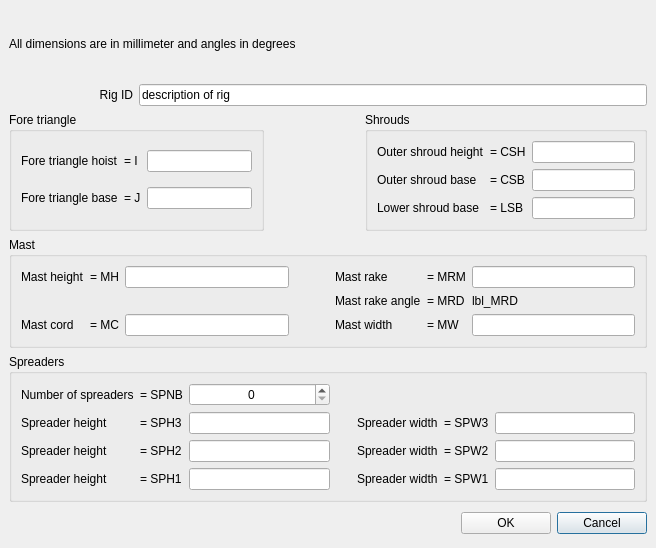
Old version of the form src/formrigdefbase.ui in the repository sailcut/sailcut.
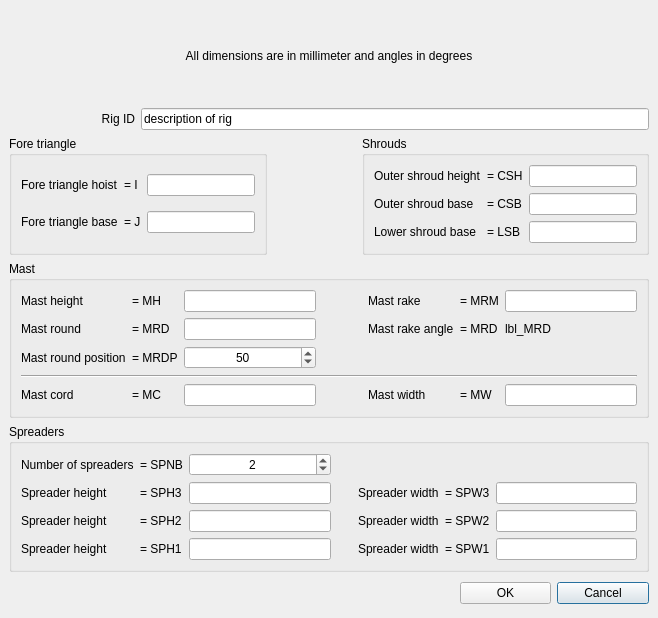
New version of the form.

Commit message: added mast round

```diff
--- a/src/formrigdefbase.ui
+++ b/src/formrigdefbase.ui
@@ -5,8 +5,8 @@
    <rect>
     <x>0</x>
     <y>0</y>
-    <width>656</width>
-    <height>548</height>
+    <width>658</width>
+    <height>618</height>
    </rect>
   </property>
   <property name="windowTitle" >
@@ -55,6 +55,9 @@
      <property name="text" >
       <string>All dimensions are in millimeter and angles in degrees</string>
      </property>
+     <property name="alignment" >
+      <set>Qt::AlignCenter</set>
+     </property>
     </widget>
    </item>
    <item row="2" column="2" >
@@ -73,6 +76,222 @@
      </property>
     </spacer>
    </item>
+   <item row="2" column="3" colspan="3" >
+    <widget class="QGroupBox" name="groupBox_3" >
+     <property name="title" >
+      <string>Shrouds</string>
+     </property>
+     <layout class="QGridLayout" >
+      <property name="margin" >
+       <number>9</number>
+      </property>
+      <property name="spacing" >
+       <number>6</number>
+      </property>
+      <item row="1" column="2" >
+       <widget class="QLineEdit" name="txt_CSB" >
+        <property name="minimumSize" >
+         <size>
+          <width>70</width>
+          <height>0</height>
+         </size>
+        </property>
+        <property name="alignment" >
+         <set>Qt::AlignHCenter</set>
+        </property>
+       </widget>
+      </item>
+      <item row="0" column="2" >
+       <widget class="QLineEdit" name="txt_CSH" >
+        <property name="sizePolicy" >
+         <sizepolicy>
+          <hsizetype>3</hsizetype>
+          <vsizetype>0</vsizetype>
+          <horstretch>0</horstretch>
+          <verstretch>0</verstretch>
+         </sizepolicy>
+        </property>
+        <property name="minimumSize" >
+         <size>
+          <width>70</width>
+          <height>0</height>
+         </size>
+        </property>
+        <property name="alignment" >
+         <set>Qt::AlignHCenter</set>
+        </property>
+       </widget>
+      </item>
+      <item row="2" column="2" >
+       <widget class="QLineEdit" name="txt_LSB" >
+        <property name="minimumSize" >
+         <size>
+          <width>70</width>
+          <height>0</height>
+         </size>
+        </property>
+        <property name="alignment" >
+         <set>Qt::AlignHCenter</set>
+        </property>
+       </widget>
+      </item>
+      <item row="0" column="0" >
+       <widget class="QLabel" name="lbl_CapShroudHeight" >
+        <property name="text" >
+         <string>Outer shroud height</string>
+        </property>
+       </widget>
+      </item>
+      <item row="0" column="1" >
+       <widget class="QLabel" name="lbl_CSH" >
+        <property name="text" >
+         <string>= CSH</string>
+        </property>
+       </widget>
+      </item>
+      <item row="1" column="1" >
+       <widget class="QLabel" name="lbl_CSB" >
+        <property name="text" >
+         <string>= CSB</string>
+        </property>
+       </widget>
+      </item>
+      <item row="1" column="0" >
+       <widget class="QLabel" name="lbl_CapShroudBase" >
+        <property name="text" >
+         <string>Outer shroud base</string>
+        </property>
+       </widget>
+      </item>
+      <item row="2" column="1" >
+       <widget class="QLabel" name="lbl_LSB" >
+        <property name="text" >
+         <string>= LSB</string>
+        </property>
+       </widget>
+      </item>
+      <item row="2" column="0" >
+       <widget class="QLabel" name="lbl_LowerShroudBase" >
+        <property name="text" >
+         <string>Lower shroud base</string>
+        </property>
+       </widget>
+      </item>
+     </layout>
+    </widget>
+   </item>
+   <item row="2" column="0" colspan="2" >
+    <widget class="QGroupBox" name="groupBox" >
+     <property name="title" >
+      <string>Fore triangle</string>
+     </property>
+     <layout class="QGridLayout" >
+      <property name="margin" >
+       <number>9</number>
+      </property>
+      <property name="spacing" >
+       <number>6</number>
+      </property>
+      <item row="1" column="0" >
+       <widget class="QLabel" name="lbl_foreJ" >
+        <property name="text" >
+         <string>Fore triangle base</string>
+        </property>
+       </widget>
+      </item>
+      <item row="0" column="0" >
+       <widget class="QLabel" name="lbl_foreI" >
+        <property name="text" >
+         <string>Fore triangle hoist</string>
+        </property>
+       </widget>
+      </item>
+      <item row="1" column="1" >
+       <widget class="QLabel" name="lbl_J" >
+        <property name="text" >
+         <string>= J</string>
+        </property>
+       </widget>
+      </item>
+      <item row="0" column="1" >
+       <widget class="QLabel" name="lbl_I" >
+        <property name="text" >
+         <string>= I</string>
+        </property>
+       </widget>
+      </item>
+      <item row="1" column="2" >
+       <widget class="QLineEdit" name="txt_foreJ" >
+        <property name="sizePolicy" >
+         <sizepolicy>
+          <hsizetype>1</hsizetype>
+          <vsizetype>0</vsizetype>
+          <horstretch>0</horstretch>
+          <verstretch>0</verstretch>
+         </sizepolicy>
+        </property>
+        <property name="minimumSize" >
+         <size>
+          <width>70</width>
+          <height>0</height>
+         </size>
+        </property>
+        <property name="alignment" >
+         <set>Qt::AlignHCenter</set>
+        </property>
+       </widget>
+      </item>
+      <item row="0" column="2" >
+       <widget class="QLineEdit" name="txt_foreI" >
+        <property name="sizePolicy" >
+         <sizepolicy>
+          <hsizetype>1</hsizetype>
+          <vsizetype>0</vsizetype>
+          <horstretch>0</horstretch>
+          <verstretch>0</verstretch>
+         </sizepolicy>
+        </property>
+        <property name="minimumSize" >
+         <size>
+          <width>70</width>
+          <height>0</height>
+         </size>
+        </property>
+        <property name="alignment" >
+         <set>Qt::AlignHCenter</set>
+        </property>
+       </widget>
+      </item>
+     </layout>
+    </widget>
+   </item>
+   <item row="5" column="5" >
+    <widget class="QPushButton" name="btnCancel" >
+     <property name="text" >
+      <string>Cancel</string>
+     </property>
+    </widget>
+   </item>
+   <item row="5" column="4" >
+    <widget class="QPushButton" name="btnOK" >
+     <property name="text" >
+      <string>OK</string>
+     </property>
+    </widget>
+   </item>
+   <item row="5" column="0" colspan="4" >
+    <spacer>
+     <property name="orientation" >
+      <enum>Qt::Horizontal</enum>
+     </property>
+     <property name="sizeHint" >
+      <size>
+       <width>131</width>
+       <height>31</height>
+      </size>
+     </property>
+    </spacer>
+   </item>
    <item row="4" column="0" colspan="6" >
     <widget class="QGroupBox" name="groupBox_4" >
      <property name="title" >
@@ -136,6 +355,9 @@
         <property name="maximum" >
          <number>3</number>
         </property>
+        <property name="value" >
+         <number>2</number>
+        </property>
        </widget>
       </item>
       <item row="1" column="6" >
@@ -146,13 +368,24 @@
           <height>0</height>
          </size>
         </property>
+        <property name="alignment" >
+         <set>Qt::AlignHCenter</set>
+        </property>
        </widget>
       </item>
       <item row="2" column="6" >
-       <widget class="QLineEdit" name="txt_SPW2" />
+       <widget class="QLineEdit" name="txt_SPW2" >
+        <property name="alignment" >
+         <set>Qt::AlignHCenter</set>
+        </property>
+       </widget>
       </item>
       <item row="3" column="6" >
-       <widget class="QLineEdit" name="txt_SPW1" />
+       <widget class="QLineEdit" name="txt_SPW1" >
+        <property name="alignment" >
+         <set>Qt::AlignHCenter</set>
+        </property>
+       </widget>
       </item>
       <item row="2" column="1" >
        <widget class="QLabel" name="lbl_SPH2" >
@@ -169,10 +402,18 @@
        </widget>
       </item>
       <item row="3" column="2" >
-       <widget class="QLineEdit" name="txt_SPH1" />
+       <widget class="QLineEdit" name="txt_SPH1" >
+        <property name="alignment" >
+         <set>Qt::AlignHCenter</set>
+        </property>
+       </widget>
       </item>
       <item row="2" column="2" >
-       <widget class="QLineEdit" name="txt_SPH2" />
+       <widget class="QLineEdit" name="txt_SPH2" >
+        <property name="alignment" >
+         <set>Qt::AlignHCenter</set>
+        </property>
+       </widget>
       </item>
       <item row="1" column="2" >
        <widget class="QLineEdit" name="txt_SPH3" >
@@ -182,6 +423,9 @@
           <height>0</height>
          </size>
         </property>
+        <property name="alignment" >
+         <set>Qt::AlignHCenter</set>
+        </property>
        </widget>
       </item>
       <item row="1" column="0" >
@@ -262,21 +506,21 @@
       <property name="spacing" >
        <number>6</number>
       </property>
-      <item row="2" column="4" >
+      <item row="4" column="4" >
        <widget class="QLabel" name="lbl_MastWidth" >
         <property name="text" >
          <string>Mast width</string>
         </property>
        </widget>
       </item>
-      <item row="2" column="5" >
+      <item row="4" column="5" >
        <widget class="QLabel" name="lbl_MW" >
         <property name="text" >
          <string>= MW</string>
         </property>
        </widget>
       </item>
-      <item row="2" column="6" >
+      <item row="4" column="6" >
        <widget class="QLineEdit" name="txt_MW" >
         <property name="minimumSize" >
          <size>
@@ -284,6 +528,50 @@
           <height>0</height>
          </size>
         </property>
+        <property name="alignment" >
+         <set>Qt::AlignHCenter</set>
+        </property>
+       </widget>
+      </item>
+      <item row="4" column="2" >
+       <widget class="QLineEdit" name="txt_MC" >
+        <property name="minimumSize" >
+         <size>
+          <width>70</width>
+          <height>0</height>
+         </size>
+        </property>
+        <property name="alignment" >
+         <set>Qt::AlignHCenter</set>
+        </property>
+       </widget>
+      </item>
+      <item row="4" column="1" >
+       <widget class="QLabel" name="lbl_MC" >
+        <property name="text" >
+         <string>= MC</string>
+        </property>
+       </widget>
+      </item>
+      <item row="4" column="0" >
+       <widget class="QLabel" name="lbl_MastCord" >
+        <property name="text" >
+         <string>Mast cord</string>
+        </property>
+       </widget>
+      </item>
+      <item row="1" column="6" >
+       <widget class="QLabel" name="lbl_MRD" >
+        <property name="text" >
+         <string>lbl_MRD</string>
+        </property>
+       </widget>
+      </item>
+      <item row="1" column="5" >
+       <widget class="QLabel" name="lbl_MRDeg" >
+        <property name="text" >
+         <string>= MRD</string>
+        </property>
        </widget>
       </item>
       <item row="1" column="4" >
@@ -293,17 +581,31 @@
         </property>
        </widget>
       </item>
-      <item row="1" column="5" >
-       <widget class="QLabel" name="lbl_MRDeg" >
-        <property name="text" >
-         <string>= MRD</string>
+      <item row="0" column="2" >
+       <widget class="QLineEdit" name="txt_MH" >
+        <property name="sizePolicy" >
+         <sizepolicy>
+          <hsizetype>3</hsizetype>
+          <vsizetype>0</vsizetype>
+          <horstretch>0</horstretch>
+          <verstretch>0</verstretch>
+         </sizepolicy>
+        </property>
+        <property name="minimumSize" >
+         <size>
+          <width>70</width>
+          <height>0</height>
+         </size>
+        </property>
+        <property name="alignment" >
+         <set>Qt::AlignHCenter</set>
         </property>
        </widget>
       </item>
-      <item row="1" column="6" >
-       <widget class="QLabel" name="lbl_MRD" >
-        <property name="text" >
-         <string>lbl_MRD</string>
+      <item row="1" column="2" >
+       <widget class="QLineEdit" name="txt_MRD" >
+        <property name="alignment" >
+         <set>Qt::AlignHCenter</set>
         </property>
        </widget>
       </item>
@@ -353,6 +655,9 @@
           <height>0</height>
          </size>
         </property>
+        <property name="alignment" >
+         <set>Qt::AlignHCenter</set>
+        </property>
        </widget>
       </item>
       <item row="0" column="0" >
@@ -369,195 +674,54 @@
         </property>
        </widget>
       </item>
-      <item row="2" column="1" >
-       <widget class="QLabel" name="lbl_MC" >
-        <property name="text" >
-         <string>= MC</string>
-        </property>
-       </widget>
-      </item>
-      <item row="2" column="0" >
-       <widget class="QLabel" name="lbl_MastCord" >
-        <property name="text" >
-         <string>Mast cord</string>
-        </property>
-       </widget>
-      </item>
-      <item row="0" column="2" >
-       <widget class="QLineEdit" name="txt_MH" >
-        <property name="sizePolicy" >
-         <sizepolicy>
-          <hsizetype>3</hsizetype>
-          <vsizetype>0</vsizetype>
-          <horstretch>0</horstretch>
-          <verstretch>0</verstretch>
-         </sizepolicy>
-        </property>
-        <property name="minimumSize" >
-         <size>
-          <width>70</width>
-          <height>0</height>
-         </size>
-        </property>
-       </widget>
-      </item>
-      <item row="2" column="2" >
-       <widget class="QLineEdit" name="txt_MC" >
-        <property name="minimumSize" >
-         <size>
-          <width>70</width>
-          <height>0</height>
-         </size>
-        </property>
-       </widget>
-      </item>
-     </layout>
-    </widget>
-   </item>
-   <item row="2" column="3" colspan="3" >
-    <widget class="QGroupBox" name="groupBox_3" >
-     <property name="title" >
-      <string>Shrouds</string>
-     </property>
-     <layout class="QGridLayout" >
-      <property name="margin" >
-       <number>9</number>
-      </property>
-      <property name="spacing" >
-       <number>6</number>
-      </property>
-      <item row="1" column="2" >
-       <widget class="QLineEdit" name="txt_CSB" >
-        <property name="minimumSize" >
-         <size>
-          <width>70</width>
-          <height>0</height>
-         </size>
-        </property>
-       </widget>
-      </item>
-      <item row="0" column="2" >
-       <widget class="QLineEdit" name="txt_CSH" >
-        <property name="sizePolicy" >
-         <sizepolicy>
-          <hsizetype>3</hsizetype>
-          <vsizetype>0</vsizetype>
-          <horstretch>0</horstretch>
-          <verstretch>0</verstretch>
-         </sizepolicy>
-        </property>
-        <property name="minimumSize" >
-         <size>
-          <width>70</width>
-          <height>0</height>
-         </size>
-        </property>
-       </widget>
-      </item>
-      <item row="2" column="2" >
-       <widget class="QLineEdit" name="txt_LSB" >
-        <property name="minimumSize" >
-         <size>
-          <width>70</width>
-          <height>0</height>
-         </size>
-        </property>
-       </widget>
-      </item>
-      <item row="0" column="0" >
-       <widget class="QLabel" name="lbl_CapShroudHeight" >
-        <property name="text" >
-         <string>Outer shroud height</string>
-        </property>
-       </widget>
-      </item>
-      <item row="0" column="1" >
-       <widget class="QLabel" name="lbl_CSH" >
-        <property name="text" >
-         <string>= CSH</string>
-        </property>
-       </widget>
-      </item>
       <item row="1" column="1" >
-       <widget class="QLabel" name="lbl_CSB" >
+       <widget class="QLabel" name="lbl_MRD" >
         <property name="text" >
-         <string>= CSB</string>
+         <string>= MRD</string>
         </property>
        </widget>
       </item>
       <item row="1" column="0" >
-       <widget class="QLabel" name="lbl_CapShroudBase" >
+       <widget class="QLabel" name="lbl_MastRound" >
         <property name="text" >
-         <string>Outer shroud base</string>
+         <string>Mast round</string>
         </property>
        </widget>
       </item>
       <item row="2" column="1" >
-       <widget class="QLabel" name="lbl_LSB" >
+       <widget class="QLabel" name="lbl_MRDP" >
         <property name="text" >
-         <string>= LSB</string>
+         <string>= MRDP</string>
         </property>
        </widget>
       </item>
       <item row="2" column="0" >
-       <widget class="QLabel" name="lbl_LowerShroudBase" >
+       <widget class="QLabel" name="lbl_MastRoundPos" >
         <property name="text" >
-         <string>Lower shroud base</string>
+         <string>Mast round position</string>
         </property>
        </widget>
       </item>
-     </layout>
-    </widget>
-   </item>
-   <item row="2" column="0" colspan="2" >
-    <widget class="QGroupBox" name="groupBox" >
-     <property name="title" >
-      <string>Fore triangle</string>
-     </property>
-     <layout class="QGridLayout" >
-      <property name="margin" >
-       <number>9</number>
-      </property>
-      <property name="spacing" >
-       <number>6</number>
-      </property>
-      <item row="1" column="0" >
-       <widget class="QLabel" name="lbl_foreJ" >
-        <property name="text" >
-         <string>Fore triangle base</string>
+      <item row="3" column="0" colspan="7" >
+       <widget class="Line" name="line" >
+        <property name="orientation" >
+         <enum>Qt::Horizontal</enum>
         </property>
        </widget>
       </item>
-      <item row="0" column="0" >
-       <widget class="QLabel" name="lbl_foreI" >
-        <property name="text" >
-         <string>Fore triangle hoist</string>
+      <item row="2" column="2" >
+       <widget class="QSpinBox" name="spinBox_MRDP" >
+        <property name="alignment" >
+         <set>Qt::AlignHCenter</set>
         </property>
-       </widget>
-      </item>
-      <item row="1" column="1" >
-       <widget class="QLabel" name="lbl_J" >
-        <property name="text" >
-         <string>= J</string>
+        <property name="maximum" >
+         <number>80</number>
         </property>
-       </widget>
-      </item>
-      <item row="0" column="1" >
-       <widget class="QLabel" name="lbl_I" >
-        <property name="text" >
-         <string>= I</string>
+        <property name="minimum" >
+         <number>20</number>
         </property>
-       </widget>
-      </item>
-      <item row="1" column="2" >
-       <widget class="QLineEdit" name="txt_foreJ" >
-        <property name="sizePolicy" >
-         <sizepolicy>
-          <hsizetype>1</hsizetype>
-          <vsizetype>0</vsizetype>
-          <horstretch>0</horstretch>
-          <verstretch>0</verstretch>
-         </sizepolicy>
+        <property name="value" >
+         <number>50</number>
         </property>
         <property name="minimumSize" >
          <size>
@@ -567,54 +731,9 @@
         </property>
        </widget>
       </item>
-      <item row="0" column="2" >
-       <widget class="QLineEdit" name="txt_foreI" >
-        <property name="sizePolicy" >
-         <sizepolicy>
-          <hsizetype>1</hsizetype>
-          <vsizetype>0</vsizetype>
-          <horstretch>0</horstretch>
-          <verstretch>0</verstretch>
-         </sizepolicy>
-        </property>
-        <property name="minimumSize" >
-         <size>
-          <width>70</width>
-          <height>0</height>
-         </size>
-        </property>
-       </widget>
-      </item>
      </layout>
     </widget>
    </item>
-   <item row="5" column="5" >
-    <widget class="QPushButton" name="btnCancel" >
-     <property name="text" >
-      <string>Cancel</string>
-     </property>
-    </widget>
-   </item>
-   <item row="5" column="4" >
-    <widget class="QPushButton" name="btnOK" >
-     <property name="text" >
-      <string>OK</string>
-     </property>
-    </widget>
-   </item>
-   <item row="5" column="0" colspan="4" >
-    <spacer>
-     <property name="orientation" >
-      <enum>Qt::Horizontal</enum>
-     </property>
-     <property name="sizeHint" >
-      <size>
-       <width>131</width>
-       <height>31</height>
-      </size>
-     </property>
-    </spacer>
-   </item>
   </layout>
  </widget>
  <resources/>
```
Left out of the diff: 6 changed lines with no effect on the pictures.
